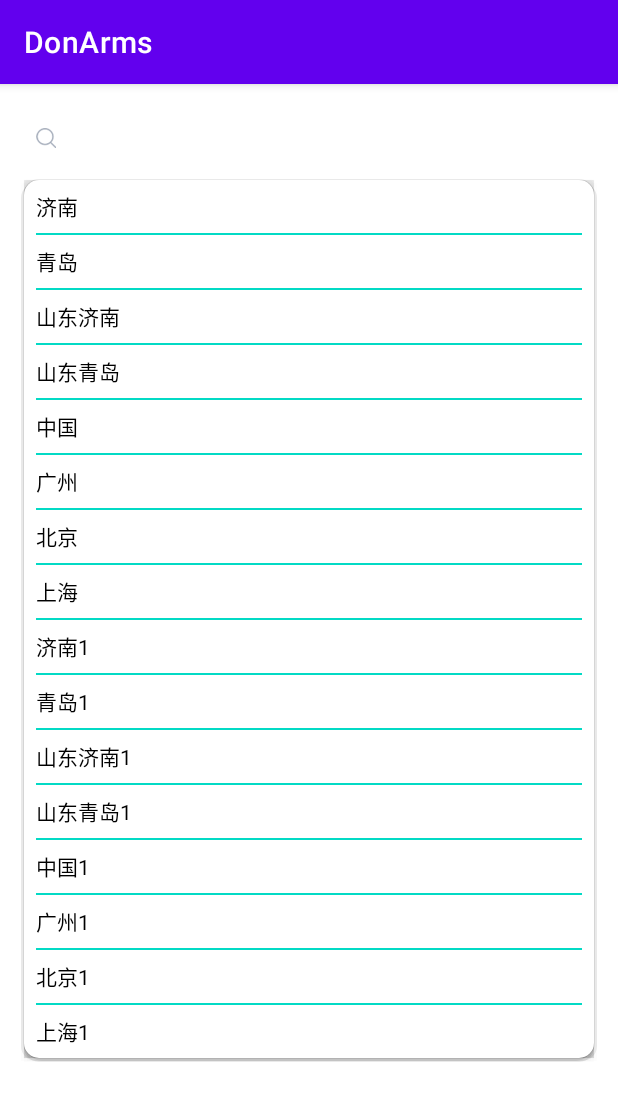
After one commit to Don-Lee/DonArms, an Android app: the HighlightSearchActivity screen opened directly, with no data from a screen before it, on a phone screen of 412 x 824 dp. The commit adds this screen. Shown: the top 1101 px of the screen. Run offline under Robolectric (Android 15) with nearby library versions, the phone set to English and light mode, and no system bars.

Commit message:
fea: highlight search view

```diff
--- a/app/src/main/AndroidManifest.xml
+++ b/app/src/main/AndroidManifest.xml
@@ -10,7 +10,10 @@
         android:supportsRtl="true"
         android:theme="@style/Theme.DonArms">
         <activity
-            android:name=".KeyboardListenerActivity"
+            android:name=".view.HighlightSearchActivity"
+            android:exported="false" />
+        <activity
+            android:name=".view.KeyboardListenerActivity"
             android:exported="true" />
         <activity
             android:name=".MainActivity"
--- /dev/null
+++ b/app/src/main/java/cn/rjgc/donarms/adapter/AutoCompleteTextAdapter.java
@@ -0,0 +1,174 @@
+package cn.rjgc.donarms.adapter;
+
+import android.content.Context;
+import android.text.SpannableString;
+import android.text.Spanned;
+import android.text.TextUtils;
+import android.text.style.ForegroundColorSpan;
+import android.view.LayoutInflater;
+import android.view.View;
+import android.view.ViewGroup;
+import android.widget.BaseAdapter;
+import android.widget.Filter;
+import android.widget.Filterable;
+import android.widget.LinearLayout;
+import android.widget.TextView;
+
+import java.util.ArrayList;
+
+import cn.rjgc.commonlib.util.PixelUtil;
+import cn.rjgc.commonlib.util.Util;
+import cn.rjgc.commonlib.util.eventbus.LiveDataBus;
+import cn.rjgc.donarms.R;
+import cn.rjgc.donarms.util.EventType;
+
+/**
+ * Date 2021/9/27
+ *
+ * @author Don
+ */
+public class AutoCompleteTextAdapter extends BaseAdapter implements Filterable {
+  private String[] mData;
+
+  private Context mContext;
+
+  private ReceiverFilter myFilter;
+
+
+  /**
+   * 输入框中当前的关键字
+   */
+  private String tempKeyString;
+
+  public AutoCompleteTextAdapter(String[] data, Context context) {
+    super();
+    this.mData = data;
+    this.mContext = context;
+  }
+
+  @Override
+  public int getCount() {
+    return mData.length;
+  }
+
+  @Override
+  public Object getItem(int position) {
+    return mData[position];
+  }
+
+  @Override
+  public long getItemId(int position) {
+    return position;
+  }
+
+  @Override
+  public View getView(int position, View convertView, ViewGroup parent) {
+    ViewHolder viewHolder;
+    if (convertView == null) {
+      convertView = LayoutInflater.from(mContext)
+          .inflate(R.layout.item_dropdown_view, parent, false);
+      viewHolder = new ViewHolder();
+      viewHolder.textView = convertView.findViewById(R.id.tv_value);
+      viewHolder.bottomLine = convertView.findViewById(R.id.tv_bottom_line);
+      viewHolder.textView.setTextColor(Util.getColor(convertView.getContext(),R.color.black));
+      convertView.setTag(viewHolder);
+    } else {
+      viewHolder = (ViewHolder) convertView.getTag();
+    }
+    String temp1 = mData[position];
+    SpannableString spannableString = new SpannableString(temp1);
+    if (!TextUtils.isEmpty(temp1) && !TextUtils.isEmpty(tempKeyString)) {
+      spannableString.setSpan(new ForegroundColorSpan(Util.getColor(viewHolder.textView.getContext(), R.color.teal_200)),
+          temp1.indexOf(tempKeyString),
+          temp1.indexOf(tempKeyString) + tempKeyString.length(), Spanned.SPAN_INCLUSIVE_INCLUSIVE);
+    }
+    viewHolder.textView.setText(spannableString);
+    if (position >= mData.length - 1) {
+      viewHolder.bottomLine.setVisibility(View.GONE);
+    } else {
+      viewHolder.bottomLine.setVisibility(View.VISIBLE);
+    }
+    return convertView;
+  }
+
+  @Override
+  public Filter getFilter() {
+    // 自定义的拦截器，对包含的关键字进行处理
+    if (null == myFilter) {
+      myFilter = new ReceiverFilter();
+    }
+    return myFilter;
+  }
+
+  class ReceiverFilter extends Filter {
+    private String[] strsContains;
+
+    public ReceiverFilter() {
+      super();
+      strsContains = mData;
+    }
+
+    /**
+     * 在这个方法里执行过滤方法
+     */
+    @Override
+    protected FilterResults performFiltering(CharSequence constraint) {
+      // filterREsults是filter的一个结果对象，里面只包括两个成员属性，Object 和 count
+      FilterResults result = new FilterResults();
+
+      // 定义一个集合来保存数组中存在的关键字的字符串
+      ArrayList<String> strsTemp = new ArrayList<String>();
+
+      // 在这里可以获取autoCompeted中输入的信息
+      // 把字符串中包含这个关键字的item返回给adapter.
+      if (null != constraint && constraint.length() > 0) {
+        for (int i = 0; i < strsContains.length; i++) {
+          String tempstr = strsContains[i];
+          // 同一做大小写的处理
+          if (tempstr.toLowerCase().contains(constraint.toString()
+              .toLowerCase()))// 包含关键字的添加进去
+          {
+            strsTemp.add(tempstr);
+          }
+        }
+        result.values = strsTemp;
+        result.count = strsTemp.size();
+      }
+
+      // 这个结果集 将会返回给 publishResults 方法中的 FilterResults results这个参数 所以我们在下面获取
+      return result;
+    }
+
+    /**
+     * 在这个方法里发布筛选过后得到的数据同时更新Adapter更新
+     */
+    @Override
+    protected void publishResults(CharSequence constraint, FilterResults results) {
+
+      ArrayList<String> tempList = (ArrayList<String>) results.values;
+      if (null != tempList) {
+        // if (tempList.size() <= 0) {
+        // LiveDataBus.get().with(EventType.CLOSE_DIALOG, Boolean.class).postValue(true);
+        // } else {
+        mData = tempList.toArray(new String[tempList.size()]);
+        // 这个时候输入的关键字
+        tempKeyString = constraint.toString();
+        notifyDataSetChanged();
+        // LiveDataBus.get().with(EventType.CLOSE_DIALOG, Boolean.class).postValue(false);
+        // }
+      } else {
+        tempKeyString = "";
+        mData = strsContains;
+        notifyDataSetChanged();
+        LiveDataBus.get().with(EventType.CLOSE_DIALOG, Boolean.class).postValue(false);
+      }
+
+    }
+
+  }
+
+  class ViewHolder {
+    private TextView textView;
+    private View bottomLine;
+  }
+}
--- a/app/src/main/java/cn/rjgc/donarms/util/EventType.java
+++ b/app/src/main/java/cn/rjgc/donarms/util/EventType.java
@@ -10,4 +10,9 @@ public class EventType {
      * 文案刷新
      */
     public static final String REFRESH_TEXT = "refresh_text";
+
+    /**
+     * 关闭弹窗
+     */
+    public static final String CLOSE_DIALOG = "close_dialog";
 }
--- /dev/null
+++ b/app/src/main/java/cn/rjgc/donarms/view/HighlightSearchActivity.java
@@ -0,0 +1,133 @@
+package cn.rjgc.donarms.view;
+
+import androidx.annotation.NonNull;
+import androidx.appcompat.app.AppCompatActivity;
+import androidx.appcompat.widget.AppCompatAutoCompleteTextView;
+
+import android.os.Bundle;
+import android.text.Editable;
+import android.text.TextUtils;
+import android.text.TextWatcher;
+import android.view.View;
+import android.widget.AutoCompleteTextView;
+import android.widget.ListPopupWindow;
+import android.widget.TextView;
+
+import java.lang.reflect.Field;
+import java.lang.reflect.InvocationTargetException;
+import java.lang.reflect.Method;
+
+import cn.rjgc.commonlib.util.DisplayMetricsHolder;
+import cn.rjgc.commonlib.util.PixelUtil;
+import cn.rjgc.commonlib.util.Util;
+import cn.rjgc.commonlib.util.eventbus.LiveDataBus;
+import cn.rjgc.commonlib.util.shake.OnAntiShakeClickListener;
+import cn.rjgc.donarms.R;
+import cn.rjgc.donarms.adapter.AutoCompleteTextAdapter;
+import cn.rjgc.donarms.databinding.ActivityHighlightSearchBinding;
+import cn.rjgc.donarms.util.EventType;
+
+/**
+ * @author Don
+ */
+public class HighlightSearchActivity extends AppCompatActivity {
+    private ActivityHighlightSearchBinding binding;
+    private AutoCompleteTextAdapter adapter;
+    String[] mdata = new String[]{
+            "济南", "青岛", "山东济南", "山东青岛", "中国", "广州", "北京", "上海",
+            "济南1", "青岛1", "山东济南1", "山东青岛1", "中国1", "广州1", "北京1", "上海1"
+    };
+
+    @Override
+    protected void onCreate(Bundle savedInstanceState) {
+        super.onCreate(savedInstanceState);
+        binding = ActivityHighlightSearchBinding.inflate(getLayoutInflater());
+        setContentView(binding.getRoot());
+        DisplayMetricsHolder.initDisplayMetricsIfNotInitialized(getApplicationContext());
+        //最小值为1，表示输入几个字后开始匹配
+        binding.actv.setThreshold(1);
+        binding.actv.setDropDownVerticalOffset((int) PixelUtil.toPixelFromDIP(8));
+        binding.actv.setDropDownBackgroundResource(R.drawable.white_bg_corner5);
+        adapter = new AutoCompleteTextAdapter(mdata, this);
+        //为自动完成文本框设置适配器
+        binding.actv.setAdapter(adapter);
+        binding.actv.setOnClickListener(new OnAntiShakeClickListener() {
+            @Override
+            public void onAntiShakeClick(View view) {
+                AppCompatAutoCompleteTextView v = (AppCompatAutoCompleteTextView) view;
+                if (!Util.isEmpty(mdata)) {
+                    v.showDropDown();
+                }
+            }
+        });
+        binding.actv.setOnFocusChangeListener((v, hasFocus) -> {
+            if (hasFocus) {
+                binding.actv.showDropDown();
+            }
+        });
+
+        LiveDataBus.get().with(EventType.CLOSE_DIALOG, Boolean.class).observe(this, isClose -> {
+            if (isClose) {
+                binding.actv.dismissDropDown();
+            } else {
+                if (binding.actv.isFocused()) {
+//                    MainThread.runLater(() -> binding.actv.showDropDown(), 200);
+                    binding.actv.showDropDown();
+                }
+                // setAlwaysVisible(getListPopupWindow(binding.receiver));
+            }
+        });
+    }
+
+
+    /**
+     * 获取ACTV的ListPopupWindow对象
+     *
+     * @param textView AutoCompleteTextView
+     * @return ListPopupWindow对象
+     */
+    private static ListPopupWindow getListPopupWindow(AutoCompleteTextView textView) {
+        try {
+            Class<?> aClass = textView.getClass();
+            Field field = null;
+            while (aClass != null) {
+                try {
+                    field = aClass.getDeclaredField("mPopup");
+                } catch (NoSuchFieldException ignore) {} finally {
+                    aClass = aClass.getSuperclass();
+                }
+                if (field != null) {
+                    break;
+                }
+            }
+            if (field == null) {
+                return null;
+            }
+            field.setAccessible(true);
+            return (ListPopupWindow) field.get(textView);
+        } catch (Exception e) {
+            return null;
+        }
+    }
+
+    /**
+     * 反射 setDropDownAlwaysVisible()，让弹窗用不消失
+     *
+     * @param popup
+     */
+    private static void setAlwaysVisible(@NonNull ListPopupWindow popup) {
+        try {
+            Class<? extends ListPopupWindow> clazz = popup.getClass();
+            Method dropDownAlwaysVisible = clazz.getMethod("setDropDownAlwaysVisible", boolean.class);
+            dropDownAlwaysVisible.setAccessible(true);
+            dropDownAlwaysVisible.invoke(popup, true);
+        } catch (NoSuchMethodException e) {
+            e.printStackTrace();
+        } catch (IllegalAccessException e) {
+            e.printStackTrace();
+        } catch (InvocationTargetException e) {
+            e.printStackTrace();
+        }
+
+    }
+}
--- a/app/src/main/java/cn/rjgc/donarms/KeyboardListenerActivity.java
+++ b/app/src/main/java/cn/rjgc/donarms/view/KeyboardListenerActivity.java
@@ -1,4 +1,4 @@
-package cn.rjgc.donarms;
+package cn.rjgc.donarms.view;
 
 import androidx.annotation.NonNull;
 import androidx.appcompat.app.ActionBar;
@@ -21,6 +21,8 @@ import cn.rjgc.commonlib.util.DisplayMetricsHolder;
 import cn.rjgc.commonlib.util.eventbus.LiveDataBus;
 import cn.rjgc.commonlib.util.keyboard.GlobalLayoutListener;
 import cn.rjgc.commonlib.util.keyboard.OnKeyboardChangedListener;
+import cn.rjgc.donarms.MainActivity;
+import cn.rjgc.donarms.R;
 import cn.rjgc.donarms.util.EventType;
 
 /**
--- /dev/null
+++ b/app/src/main/res/drawable/white_bg_corner5.xml
@@ -0,0 +1,5 @@
+<?xml version="1.0" encoding="utf-8"?>
+<shape xmlns:android="http://schemas.android.com/apk/res/android">
+    <corners android:radius="10dp"/>
+    <solid android:color="@color/white"/>
+</shape>
--- /dev/null
+++ b/app/src/main/res/layout/activity_highlight_search.xml
@@ -0,0 +1,22 @@
+<?xml version="1.0" encoding="utf-8"?>
+<androidx.constraintlayout.widget.ConstraintLayout xmlns:android="http://schemas.android.com/apk/res/android"
+    xmlns:app="http://schemas.android.com/apk/res-auto"
+    xmlns:tools="http://schemas.android.com/tools"
+    android:layout_width="match_parent"
+    android:layout_height="match_parent"
+    tools:context=".view.HighlightSearchActivity">
+    <androidx.appcompat.widget.AppCompatAutoCompleteTextView
+        android:id="@+id/actv"
+        android:layout_width="0dp"
+        android:layout_height="40dp"
+        android:layout_margin="16dp"
+        android:textColor="@color/black"
+        android:background="@drawable/white_bg_corner5"
+        android:paddingStart="8dp"
+        android:paddingEnd="8dp"
+        android:drawableStart="@mipmap/search_icon"
+        android:drawablePadding="6dp"
+        app:layout_constraintStart_toStartOf="parent"
+        app:layout_constraintEnd_toEndOf="parent"
+        app:layout_constraintTop_toTopOf="parent"/>
+</androidx.constraintlayout.widget.ConstraintLayout>
--- a/app/src/main/res/layout/activity_keyboard_listener.xml
+++ b/app/src/main/res/layout/activity_keyboard_listener.xml
@@ -5,7 +5,7 @@ android:id="@+id/ll_root"
 android:layout_width="match_parent"
 android:layout_height="match_parent"
 android:orientation="vertical"
-tools:context=".KeyboardListenerActivity">
+tools:context=".view.KeyboardListenerActivity">
 
 <LinearLayout
     android:layout_width="match_parent"
--- /dev/null
+++ b/app/src/main/res/layout/item_dropdown_view.xml
@@ -0,0 +1,24 @@
+<?xml version="1.0" encoding="utf-8"?>
+<androidx.constraintlayout.widget.ConstraintLayout xmlns:android="http://schemas.android.com/apk/res/android"
+    android:layout_width="match_parent"
+    android:layout_height="wrap_content"
+    xmlns:app="http://schemas.android.com/apk/res-auto">
+    <TextView
+        android:id="@+id/tv_value"
+        android:layout_width="0dp"
+        android:layout_height="35dp"
+        android:gravity="center_vertical"
+        android:layout_marginStart="8dp"
+        android:layout_marginEnd="8dp"
+        app:layout_constraintStart_toStartOf="parent"
+        app:layout_constraintTop_toTopOf="parent"
+        app:layout_constraintEnd_toEndOf="parent"/>
+    <View
+        android:id="@+id/tv_bottom_line"
+        android:layout_width="0dp"
+        android:layout_height="1dp"
+        android:background="@color/teal_200"
+        app:layout_constraintStart_toStartOf="@id/tv_value"
+        app:layout_constraintEnd_toEndOf="@id/tv_value"
+        app:layout_constraintTop_toBottomOf="@id/tv_value"/>
+</androidx.constraintlayout.widget.ConstraintLayout>
--- a/commonLib/src/main/java/cn/rjgc/commonlib/util/PixelUtil.java
+++ b/commonLib/src/main/java/cn/rjgc/commonlib/util/PixelUtil.java
@@ -10,6 +10,7 @@ import android.util.TypedValue;
 public class PixelUtil {
     /**
      * DIP to PX
+     * 需要先初始化DisplayMetricsHolder
      */
     public static float toPixelFromDIP(float value) {
         return TypedValue.applyDimension(
@@ -20,6 +21,7 @@ public class PixelUtil {
 
     /**
      * DIP to PX
+     * 需要先初始化DisplayMetricsHolder
      */
     public static float toPixelFromDIP(double value) {
         return toPixelFromDIP((float) value);
@@ -27,6 +29,7 @@ public class PixelUtil {
 
     /**
      * SP to PX
+     * 需要先初始化DisplayMetricsHolder
      */
     public static float toPixelFromSP(float value) {
         return TypedValue.applyDimension(
@@ -37,6 +40,7 @@ public class PixelUtil {
 
     /**
      * SP to PX
+     * 需要先初始化DisplayMetricsHolder
      */
     public static float toPixelFromSP(double value) {
         return toPixelFromSP((float) value);
@@ -44,6 +48,7 @@ public class PixelUtil {
 
     /**
      * PX to DP
+     * 需要先初始化DisplayMetricsHolder
      */
     public static float toDIPFromPixel(float value) {
         return value / DisplayMetricsHolder.getWindowDisplayMetrics().density;
--- a/commonLib/src/main/java/cn/rjgc/commonlib/util/shake/OnAntiShakeClickListener.java
+++ b/commonLib/src/main/java/cn/rjgc/commonlib/util/shake/OnAntiShakeClickListener.java
@@ -15,9 +15,9 @@ public abstract class OnAntiShakeClickListener implements View.OnClickListener {
     public void onClick(View v) {
         if (System.currentTimeMillis() - lastClickTime >= FILTER_TIMEM) {
             lastClickTime = System.currentTimeMillis();
-            onAntiShakeClick();
+            onAntiShakeClick(v);
         }
     }
 
-    public abstract void onAntiShakeClick();
+    public abstract void onAntiShakeClick(View v);
 }
```
Also changed, not shown: app/src/main/java/cn/rjgc/donarms/MainActivity.java (+14 -3 lines), app/src/main/res/drawable/shape_item_dropdown_border.xml (added, +8 -0 lines), app/src/main/res/layout/activity_main.xml (+8 -0 lines), app/src/main/res/values/style.xml (added, +7 -0 lines), commonLib/src/main/java/cn/rjgc/commonlib/util/Util.java (added, +27 -0 lines), app/src/main/res/mipmap-xxhdpi/search_icon.png (added), 1 other file.
